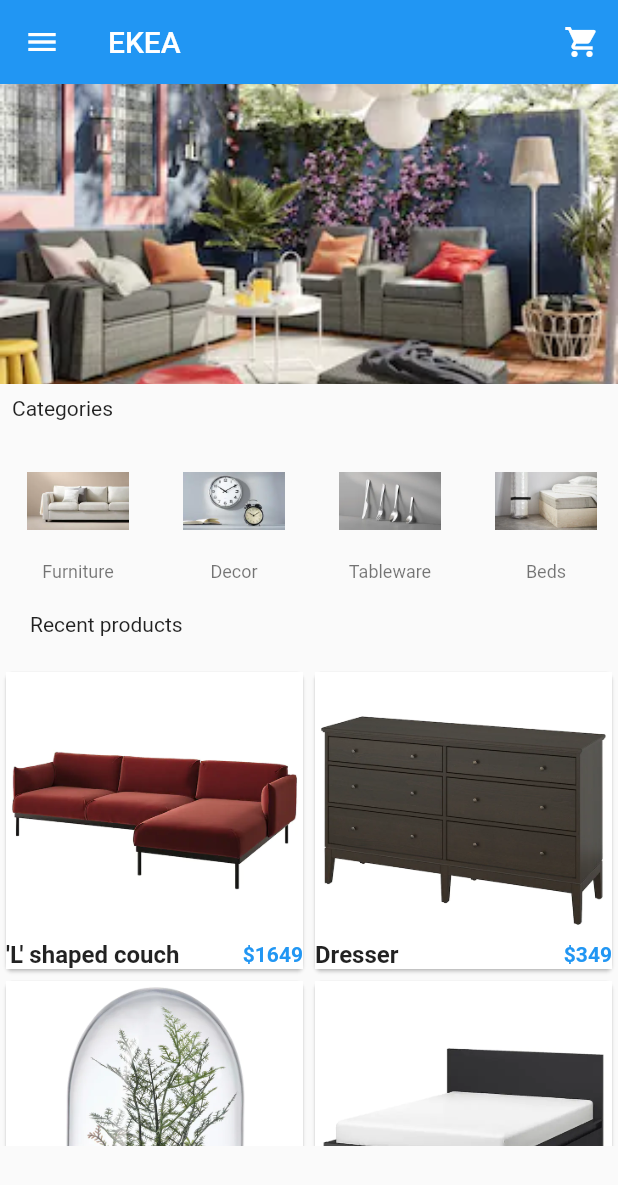
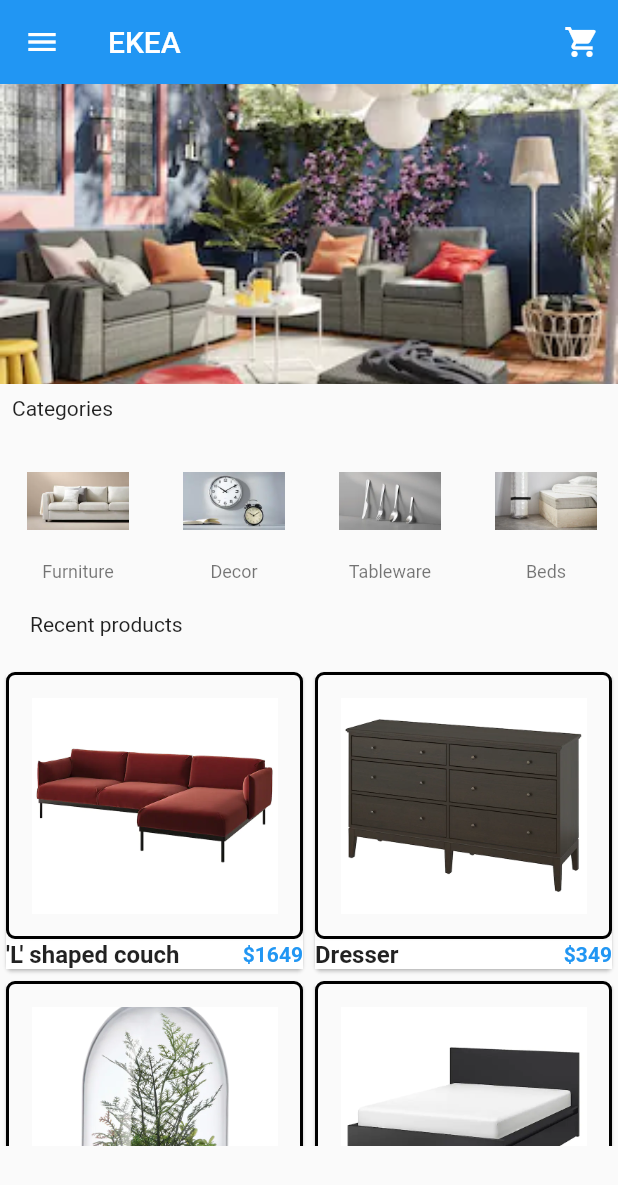
Before and after one commit to elizabethhillman/cmpe137_team4, a Flutter app: the screen it shows after launch, on a phone screen of 412 x 824 dp. Shown: the top 1185 px of the screen. Run offline on Flutter 3.47's test engine with Material 2 defaults, Android fonts, the phone set to English and light mode, and no system bars; drawn by our look-alikes of carousel_slider.

Commit message:
added padding and border to recent products items

```diff
--- a/ekea/lib/components/products.dart
+++ b/ekea/lib/components/products.dart
@@ -140,7 +140,18 @@ class Single_prod extends StatelessWidget {
                       //           decoration: TextDecoration.lineThrough)),
                       // ),
                       ),
-                  child: Image.asset(prod_picture, fit: BoxFit.cover)),
+                    child: Padding(
+                      padding: EdgeInsets.fromLTRB(0, 0, 0, 20),
+                      child: Container(
+                        decoration: BoxDecoration(
+                          color: const Color(0x007c94b6),
+                          border: Border.all(color: Colors.black, width: 2),
+                          borderRadius: BorderRadius.circular(6)
+                        ),
+                        child: Padding(padding: EdgeInsets.all(15.0), child: Image.asset(prod_picture, fit: BoxFit.cover))
+                      )
+                    )
+                ),
             ),
           )),
     );
--- a/ekea/pubspec.yaml
+++ b/ekea/pubspec.yaml
@@ -88,6 +88,7 @@ flutter:
     - images/products/dinnerware.jpg.webp
     - images/products/dresser2.jpg.webp
     - images/products/microwave-oven.jpg.webp
+    - images/sjsuLogo.jpg
     - images/sjsuLogo.png
   # An image asset can refer to one or more resolution-specific "variants", see
   # https://flutter.dev/assets-and-images/#resolution-aware.
```
Also changed, not shown: ekea/images/sjsuLogo2.jpg (added), ekea/pubspec.lock.
